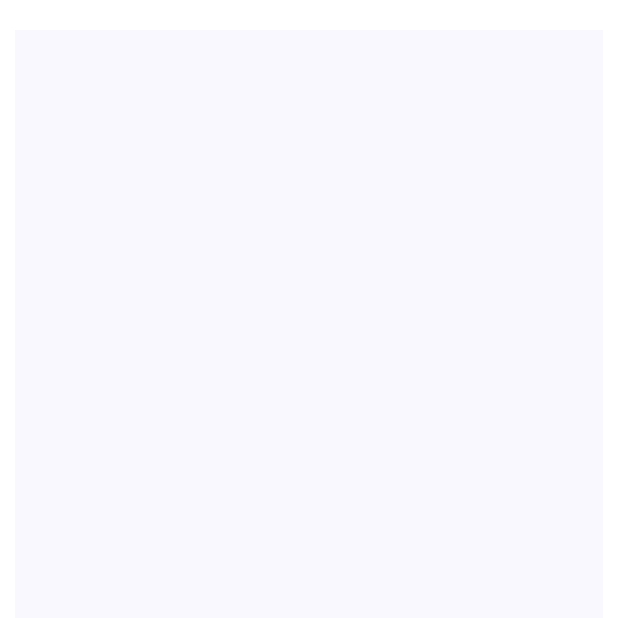
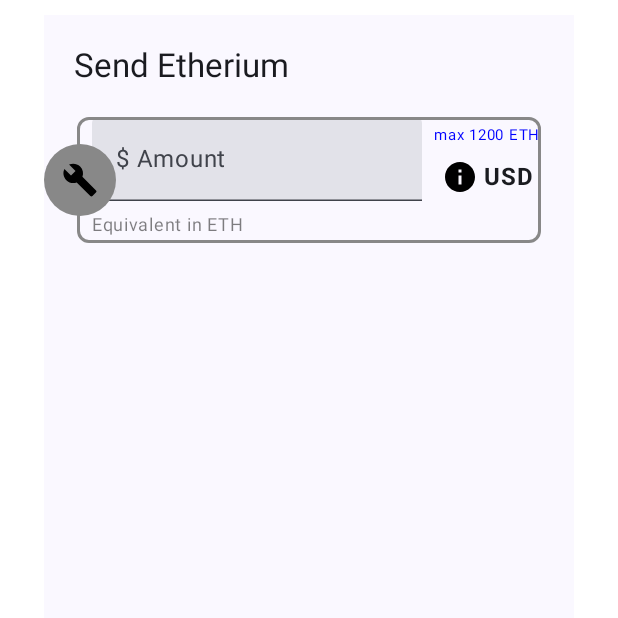
Before and after one commit to dimskiy/CryptoTransferDemo, an Android app built with Jetpack Compose: the screen it shows after launch (MainActivity), on a phone screen of 412 x 824 dp, the top half of it. Before the commit the part shown is empty. Run offline under Robolectric (Android 15) with nearby library versions, the phone set to English and light mode, and no system bars; our stand-ins replace Timber.

Commit message:
Add transfer screen

```diff
--- a/app/src/main/java/in/windrunner/deblockdemo/MainActivity.kt
+++ b/app/src/main/java/in/windrunner/deblockdemo/MainActivity.kt
@@ -7,24 +7,26 @@ import androidx.activity.enableEdgeToEdge
 import androidx.compose.foundation.layout.fillMaxSize
 import androidx.compose.foundation.layout.padding
 import androidx.compose.material3.Scaffold
-import androidx.compose.material3.Text
-import androidx.compose.runtime.Composable
 import androidx.compose.ui.Modifier
-import androidx.compose.ui.tooling.preview.Preview
 import androidx.compose.ui.unit.dp
 import `in`.windrunner.deblockdemo.ui.theme.DeblockDemoTheme
+import `in`.windrunner.deblockdemo.ui.transfer_screen.TransferScreenContent
 
 class MainActivity : ComponentActivity() {
     override fun onCreate(savedInstanceState: Bundle?) {
         super.onCreate(savedInstanceState)
+
         enableEdgeToEdge()
         setContent {
             DeblockDemoTheme {
                 Scaffold(
                     modifier = Modifier
-                        .padding(horizontal = 10.dp, vertical = 20.dp)
+                        .padding(horizontal = 29.dp, vertical = 10.dp)
                         .fillMaxSize()
                 ) { innerPadding ->
+                    TransferScreenContent(
+                        modifier = Modifier.padding(innerPadding)
+                    )
                 }
             }
         }
--- /dev/null
+++ b/app/src/main/java/in/windrunner/deblockdemo/ui/transfer_screen/TransferScreen.kt
@@ -0,0 +1,157 @@
+package `in`.windrunner.deblockdemo.ui.transfer_screen
+
+import androidx.compose.foundation.BorderStroke
+import androidx.compose.foundation.Image
+import androidx.compose.foundation.background
+import androidx.compose.foundation.border
+import androidx.compose.foundation.layout.Box
+import androidx.compose.foundation.layout.Column
+import androidx.compose.foundation.layout.Row
+import androidx.compose.foundation.layout.fillMaxSize
+import androidx.compose.foundation.layout.fillMaxWidth
+import androidx.compose.foundation.layout.padding
+import androidx.compose.foundation.layout.size
+import androidx.compose.foundation.layout.wrapContentSize
+import androidx.compose.foundation.shape.CircleShape
+import androidx.compose.foundation.shape.RoundedCornerShape
+import androidx.compose.material.icons.Icons
+import androidx.compose.material.icons.filled.Build
+import androidx.compose.material.icons.filled.Info
+import androidx.compose.material3.Icon
+import androidx.compose.material3.MaterialTheme
+import androidx.compose.material3.Text
+import androidx.compose.material3.TextField
+import androidx.compose.runtime.Composable
+import androidx.compose.ui.Alignment
+import androidx.compose.ui.Modifier
+import androidx.compose.ui.graphics.Color
+import androidx.compose.ui.res.stringResource
+import androidx.compose.ui.text.font.FontWeight
+import androidx.compose.ui.tooling.preview.Preview
+import androidx.compose.ui.unit.dp
+import androidx.compose.ui.unit.sp
+import `in`.windrunner.deblockdemo.R
+import `in`.windrunner.deblockdemo.ui.theme.DeblockDemoTheme
+
+@Preview
+@Composable
+fun TransferScreenDefault() {
+    DeblockDemoTheme {
+        TransferScreenContent(
+            modifier = Modifier
+                .padding(horizontal = 10.dp, vertical = 10.dp)
+        )
+    }
+}
+
+@Composable
+fun TransferScreenContent(
+    modifier: Modifier = Modifier
+) {
+    Column(
+        modifier = modifier.fillMaxSize()
+    ) {
+        Text(
+            text = stringResource(R.string.label_send_etherium),
+            style = MaterialTheme.typography.titleLarge,
+            modifier = Modifier.padding(start = 20.dp, top = 20.dp)
+        )
+
+        Box(
+            modifier = Modifier
+                .padding(top = 20.dp)
+                .fillMaxWidth()
+        ) {
+            Calculator(modifier = Modifier.padding(horizontal = 22.dp))
+
+            SwapCurrenciesPairButton(modifier = Modifier.align(Alignment.CenterStart))
+        }
+    }
+}
+
+@Composable
+private fun Calculator(modifier: Modifier = Modifier) {
+    Row(
+        modifier = modifier
+            .border(
+                border = BorderStroke(color = Color.Gray, width = 2.dp),
+                shape = RoundedCornerShape(8.dp)
+            )
+
+    ) {
+        AmountsPanel(
+            modifier = Modifier
+                .padding(start = 10.dp)
+                .weight(1f)
+        )
+
+        CurrencyPanel(modifier = Modifier.weight(1f))
+    }
+}
+
+@Composable
+private fun AmountsPanel(modifier: Modifier = Modifier) {
+    Column(
+        modifier = modifier.wrapContentSize()
+    ) {
+        TextField(
+            value = "",
+            onValueChange = {},
+            placeholder = { Text("$ Amount") },
+        )
+        Text(
+            text = "Equivalent in ETH",
+            color = Color.Black.copy(alpha = 0.5f),
+            fontSize = 12.sp,
+            modifier = Modifier.padding(top = 4.dp)
+        )
+    }
+}
+
+@Composable
+private fun CurrencyPanel(modifier: Modifier = Modifier) {
+    Column(
+        horizontalAlignment = Alignment.CenterHorizontally,
+        modifier = Modifier.padding(start = 8.dp)
+    ) {
+        Text(
+            text = "max 1200 ETH",
+            color = Color.Blue,
+            fontSize = 10.sp,
+            modifier = Modifier.padding(bottom = 4.dp)
+        )
+        Row(
+            verticalAlignment = Alignment.CenterVertically
+        ) {
+            Image(
+                imageVector = Icons.Filled.Info,
+                contentDescription = "USD Flag",
+                modifier = Modifier.size(24.dp)
+            )
+
+            Text(
+                text = "USD",
+                fontSize = 16.sp,
+                fontWeight = FontWeight.Bold,
+                modifier = Modifier.padding(start = 4.dp)
+            )
+        }
+    }
+}
+
+@Composable
+private fun SwapCurrenciesPairButton(modifier: Modifier = Modifier) {
+    Box(
+        modifier = modifier
+            .size(48.dp)
+            .background(color = Color.Gray, shape = CircleShape),
+        contentAlignment = Alignment.Center
+    ) {
+        Icon(
+            imageVector = Icons.Filled.Build,
+            contentDescription = "Transfer Arrows",
+            tint = Color.Black,
+            modifier = Modifier.size(24.dp)
+        )
+    }
+}
--- a/app/src/main/res/values/strings.xml
+++ b/app/src/main/res/values/strings.xml
@@ -1,3 +1,4 @@
 <resources>
     <string name="app_name">deblock-demo</string>
+    <string name="label_send_etherium">Send Etherium</string>
 </resources>
```
